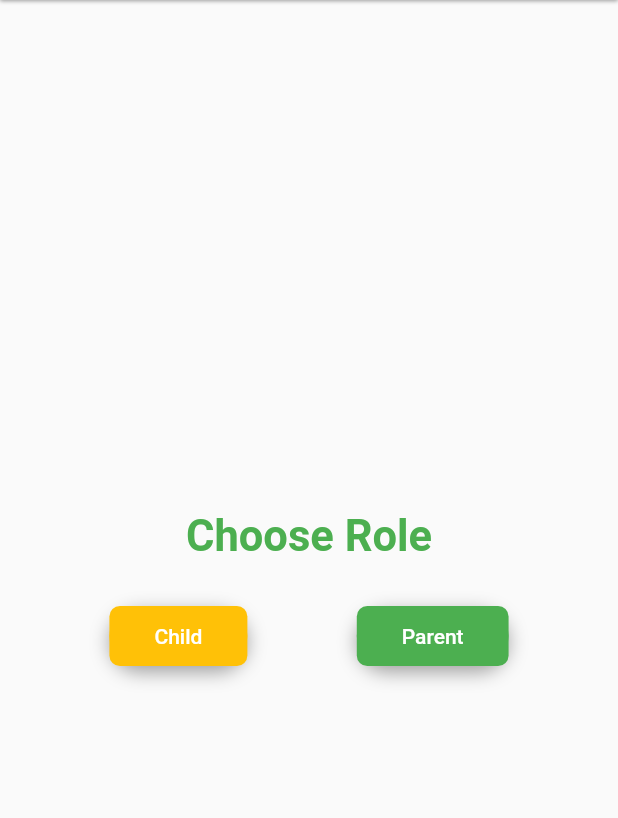
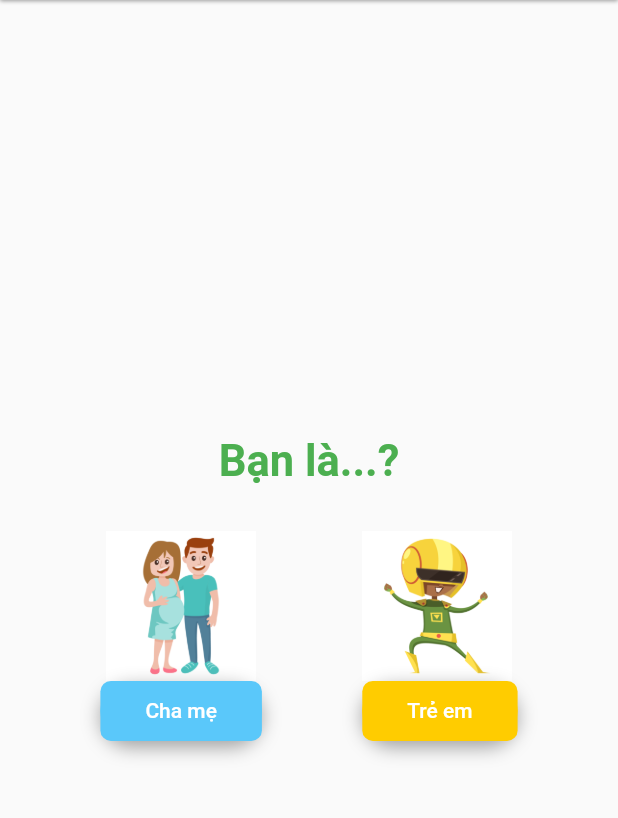
Before and after one commit to tranbaquan/child_protection_app, a Flutter app: the screen it shows after launch, on a phone screen of 412 x 824 dp, the part 105-923 px from its top. Run offline on Flutter 3.47's test engine with Material 2 defaults, Android fonts, the phone set to English and light mode, and no system bars.

Commit message:
Merge branch 'master' of https://github.com/tranbaquan/child_protection_app
# Conflicts:
#	lib/main.dart

```diff
--- a/lib/ui/init_page.dart
+++ b/lib/ui/init_page.dart
@@ -15,15 +15,13 @@ class InitPageState extends State<InitPage> {
   Widget build(BuildContext context) {
     final appbar = HWAppbar(title: "Child Protect");
     final parentsBtn = HWButton(
-      title: "Parent",
-      minWidth: 150,
-      color: Colors.green,
+      title: "Cha mẹ",
+      color: Color(0xff5ac8fa),
       onPressed: () {},
     );
     final childBtn = HWButton(
-      title: "Child",
-      minWidth: 150,
-      color: Colors.amber,
+      title: "Trẻ em",
+      color: Color(0xffffcc00),
       onPressed: () {},
     );
     return Scaffold(
@@ -38,7 +36,7 @@ class InitPageState extends State<InitPage> {
               Padding(
                 padding: const EdgeInsets.all(30.0),
                 child: Text(
-                  'Choose Role',
+                  'Bạn là...?',
                   textAlign: TextAlign.center,
                   overflow: TextOverflow.ellipsis,
                   style: TextStyle(
@@ -53,14 +51,23 @@ class InitPageState extends State<InitPage> {
                   Row(
                     mainAxisAlignment: MainAxisAlignment.spaceEvenly,
                     children: <Widget>[
-
+                      Image.asset(
+                        'images/img-parents.png',
+                        width: 100,
+                        fit: BoxFit.cover,
+                      ),
+                      Image.asset(
+                        'images/img-child.png',
+                        width: 100,
+                        fit: BoxFit.cover,
+                      ),
                     ],
                   ),
                   Row(
                     mainAxisAlignment: MainAxisAlignment.spaceEvenly,
                     children: <Widget>[
+                      parentsBtn,
                       childBtn,
-                      parentsBtn,
                     ],
                   ),
                 ],
--- a/lib/ui/widget/button.dart
+++ b/lib/ui/widget/button.dart
@@ -68,7 +68,7 @@ class HWButton extends StatelessWidget {
   const HWButton(
       {Key key,
       this.title,
-      this.minWidth = 0,
+      this.minWidth=0,
       this.height = 40,
       this.onPressed,
       this.color})
```
Also changed, not shown: pubspec.yaml (+6 -3 lines), images/img-child.png (added), images/img-parents.png (added).
